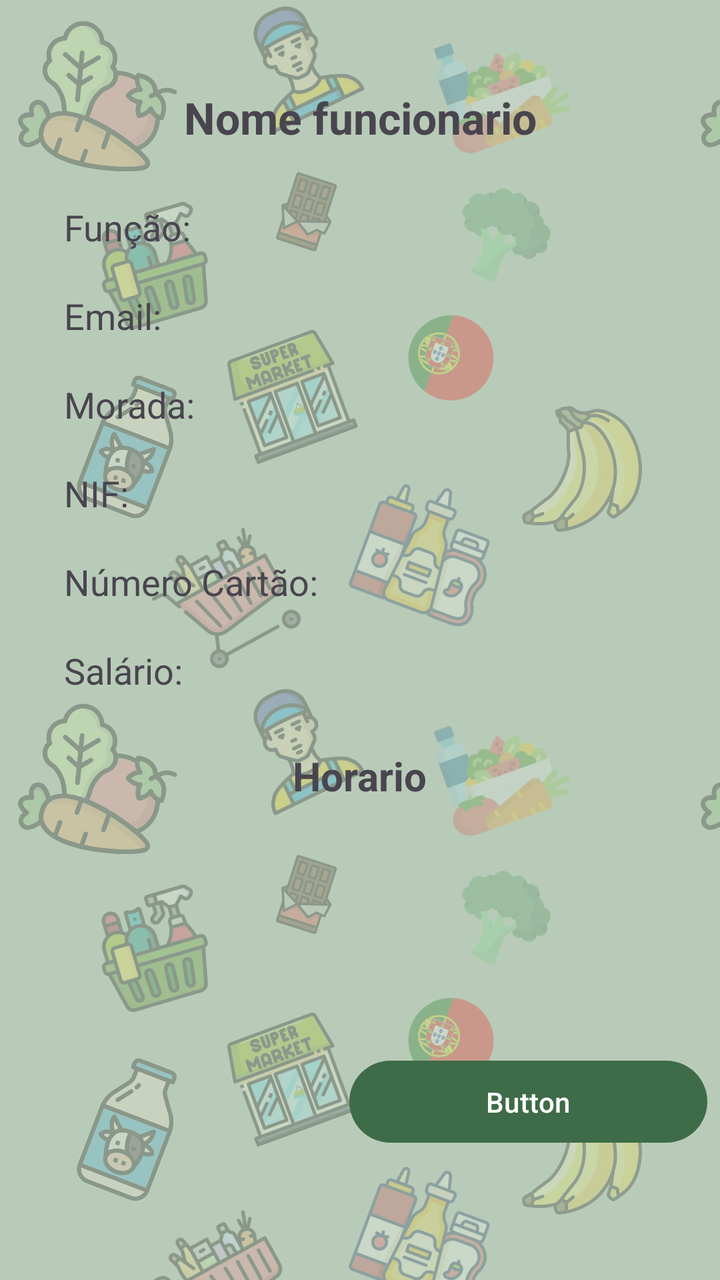
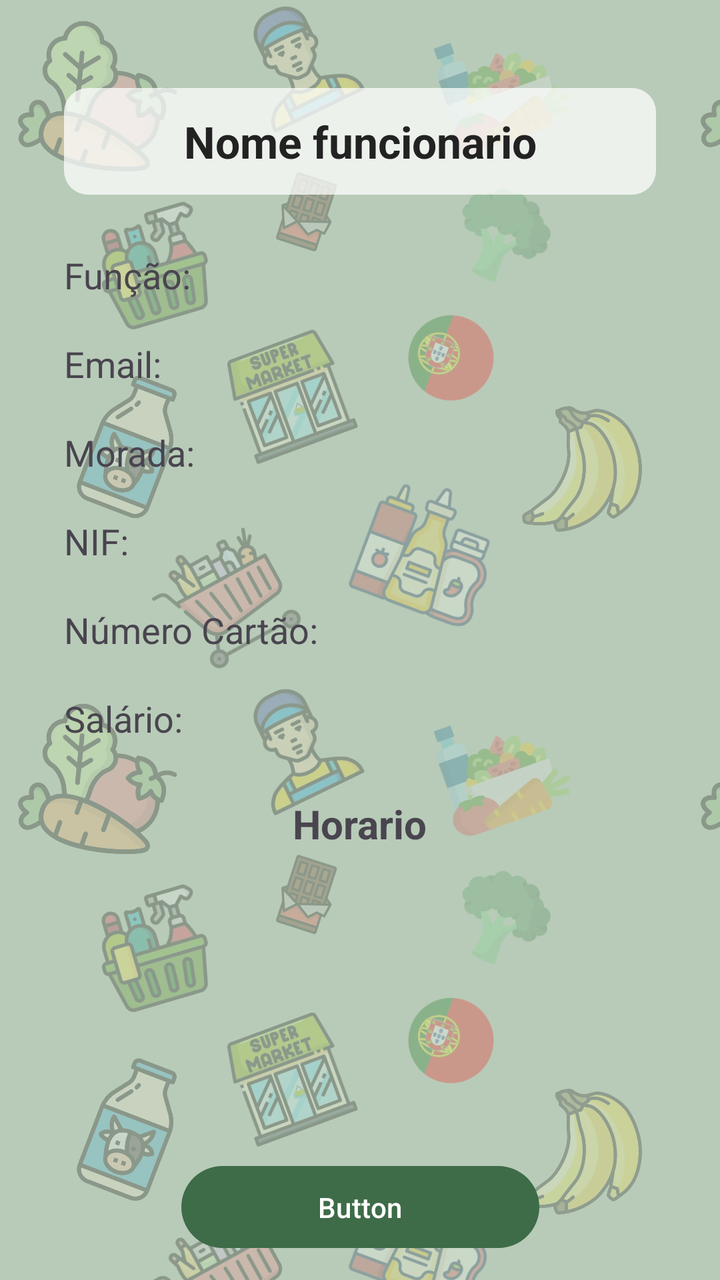

Two renders of the same Android screen: before a commit and after it. Below are the layout's source before the change and the commit's diff.
<!-- AndroidManifest.xml: application theme Theme.ProjectDroid_1220893_1241190 -->
<!-- res/layout/activity_detalhes_funcionario.xml -->
<?xml version="1.0" encoding="utf-8"?>
<androidx.constraintlayout.widget.ConstraintLayout xmlns:android="http://schemas.android.com/apk/res/android"
    xmlns:app="http://schemas.android.com/apk/res-auto"
    xmlns:tools="http://schemas.android.com/tools"
    android:id="@+id/main"
    android:layout_width="match_parent"
    android:layout_height="match_parent"
    tools:context=".ui.DetalhesFuncionario">

    <TextView
        android:id="@+id/nomeFuncionario"
        android:layout_width="0dp"
        android:layout_height="wrap_content"
        android:layout_marginStart="32dp"
        android:layout_marginTop="44dp"
        android:layout_marginEnd="32dp"
        android:gravity="center"
        android:text="Nome funcionario"
        android:textSize="22sp"
        android:textStyle="bold"
        app:layout_constraintEnd_toEndOf="parent"
        app:layout_constraintStart_toStartOf="parent"
        app:layout_constraintTop_toTopOf="parent" />

    <TextView
        android:id="@+id/funcaoFuncionario"
        android:layout_width="0dp"
        android:layout_height="wrap_content"
        android:layout_marginStart="32dp"
        android:layout_marginTop="28dp"
        android:layout_marginEnd="32dp"
        android:text="Função:"
        android:textSize="18sp"
        app:layout_constraintEnd_toEndOf="parent"
        app:layout_constraintStart_toStartOf="parent"
        app:layout_constraintTop_toBottomOf="@+id/nomeFuncionario" />

    <TextView
        android:id="@+id/emailFuncionario"
        android:layout_width="0dp"
        android:layout_height="wrap_content"
        android:layout_marginStart="32dp"
        android:layout_marginTop="20dp"
        android:layout_marginEnd="32dp"
        android:text="Email:"
        android:textSize="18sp"
        app:layout_constraintEnd_toEndOf="parent"
        app:layout_constraintStart_toStartOf="parent"
        app:layout_constraintTop_toBottomOf="@+id/funcaoFuncionario" />

    <TextView
        android:id="@+id/moradaFuncionario"
        android:layout_width="0dp"
        android:layout_height="wrap_content"
        android:layout_marginStart="32dp"
        android:layout_marginTop="20dp"
        android:layout_marginEnd="32dp"
        android:text="Morada:"
        android:textSize="18sp"
        app:layout_constraintEnd_toEndOf="parent"
        app:layout_constraintStart_toStartOf="parent"
        app:layout_constraintTop_toBottomOf="@+id/emailFuncionario" />

    <TextView
        android:id="@+id/nifFuncionario"
        android:layout_width="0dp"
        android:layout_height="wrap_content"
        android:layout_marginStart="32dp"
        android:layout_marginTop="20dp"
        android:layout_marginEnd="32dp"
        android:text="NIF:"
        android:textSize="18sp"
        app:layout_constraintEnd_toEndOf="parent"
        app:layout_constraintStart_toStartOf="parent"
        app:layout_constraintTop_toBottomOf="@+id/moradaFuncionario" />

    <TextView
        android:id="@+id/nCartaoFuncionario"
        android:layout_width="0dp"
        android:layout_height="wrap_content"
        android:layout_marginStart="32dp"
        android:layout_marginTop="20dp"
        android:layout_marginEnd="32dp"
        android:text="Número Cartão:"
        android:textSize="18sp"
        app:layout_constraintEnd_toEndOf="parent"
        app:layout_constraintStart_toStartOf="parent"
        app:layout_constraintTop_toBottomOf="@+id/nifFuncionario" />

    <TextView
        android:id="@+id/salarioFuncionario"
        android:layout_width="0dp"
        android:layout_height="wrap_content"
        android:layout_marginStart="32dp"
        android:layout_marginTop="20dp"
        android:layout_marginEnd="32dp"
        android:text="Salário:"
        android:textSize="18sp"
        app:layout_constraintEnd_toEndOf="parent"
        app:layout_constraintStart_toStartOf="parent"
        app:layout_constraintTop_toBottomOf="@+id/nCartaoFuncionario" />

    <androidx.recyclerview.widget.RecyclerView
        android:id="@+id/rvDetalhesHorarioFunc"
        android:layout_width="413dp"
        android:layout_height="wrap_content"
        android:layout_marginTop="12dp"
        app:layout_constraintBottom_toTopOf="@+id/buttonGoGo"
        app:layout_constraintEnd_toEndOf="parent"
        app:layout_constraintStart_toStartOf="parent"
        app:layout_constraintTop_toBottomOf="@+id/textView3"
        app:layout_constraintVertical_bias="0.1" />

    <Button
        android:id="@+id/buttonGoGo"
        android:layout_width="179dp"
        android:layout_height="49dp"
        android:layout_marginStart="200dp"
        android:layout_marginTop="8dp"
        android:layout_marginEnd="32dp"
        android:layout_marginBottom="12dp"
        android:text="Button"
        app:layout_constraintBottom_toBottomOf="parent"
        app:layout_constraintEnd_toEndOf="parent"
        app:layout_constraintStart_toStartOf="parent"
        app:layout_constraintTop_toBottomOf="@+id/rvDetalhesHorarioFunc" />

    <TextView
        android:id="@+id/textView3"
        android:layout_width="wrap_content"
        android:layout_height="wrap_content"
        android:layout_marginTop="27dp"
        android:text="Horario"
        android:textSize="20sp"
        android:textStyle="bold"
        app:layout_constraintEnd_toEndOf="parent"
        app:layout_constraintStart_toStartOf="parent"
        app:layout_constraintTop_toBottomOf="@+id/salarioFuncionario" />
</androidx.constraintlayout.widget.ConstraintLayout>
<!-- resources referenced by this layout -->
<resources>
  <style name="Theme.ProjectDroid_1220893_1241190" parent="Base.Theme.ProjectDroid_1220893_1241190" />
  <style name="Base.Theme.ProjectDroid_1220893_1241190" parent="Theme.Material3.DayNight.NoActionBar">
          
          <item name="android:windowBackground">@drawable/fundo_supermercado</item>
  
          
          <item name="colorPrimary">@color/verde_botao</item>
          <item name="colorOnPrimary">@color/white</item>
          <item name="colorPrimaryContainer">@color/verde_botao</item>
  
          
          <item name="editTextStyle">@style/fundoElementosLayout</item>
          <item name="spinnerStyle">@style/fundoElementosLayout</item>
  
  
  
      </style>
  <!-- drawable fundo_supermercado (drawable) -->
  <?xml version="1.0" encoding="utf-8"?>
  <bitmap xmlns:android="http://schemas.android.com/apk/res/android"
      android:src="@drawable/padrao_fundo"
      android:tileMode="repeat" />
  <color name="verde_botao">#3E6B48</color>
  <color name="white">#FFFFFFFF</color>
  <style name="fundoElementosLayout" parent="Widget.AppCompat.EditText">
          <item name="android:background">@drawable/fundo_edittext</item>
          <item name="android:padding">12dp</item>
          <item name="android:textColor">#222222</item>
          <item name="android:textColorHint">#6B6B6B</item>
      </style>
  <!-- drawable padrao_fundo: png bitmap (drawable-nodpi, 387805 bytes) -->
  <!-- drawable fundo_edittext (drawable) -->
  <?xml version="1.0" encoding="utf-8"?>
  <shape xmlns:android="http://schemas.android.com/apk/res/android"
      android:shape="rectangle">
      <solid android:color="#BCFFFFFF" />
      <corners android:radius="12dp" />
  </shape>
</resources>

<!-- the commit's change to res/layout/activity_detalhes_funcionario.xml (unified diff, before → after) -->
@@ -9,6 +9,7 @@
 
     <TextView
         android:id="@+id/nomeFuncionario"
+        style="@style/TextoComFundo"
         android:layout_width="0dp"
         android:layout_height="wrap_content"
         android:layout_marginStart="32dp"
@@ -100,31 +101,6 @@
         app:layout_constraintStart_toStartOf="parent"
         app:layout_constraintTop_toBottomOf="@+id/nCartaoFuncionario" />
 
-    <androidx.recyclerview.widget.RecyclerView
-        android:id="@+id/rvDetalhesHorarioFunc"
-        android:layout_width="413dp"
-        android:layout_height="wrap_content"
-        android:layout_marginTop="12dp"
-        app:layout_constraintBottom_toTopOf="@+id/buttonGoGo"
-        app:layout_constraintEnd_toEndOf="parent"
-        app:layout_constraintStart_toStartOf="parent"
-        app:layout_constraintTop_toBottomOf="@+id/textView3"
-        app:layout_constraintVertical_bias="0.1" />
-
-    <Button
-        android:id="@+id/buttonGoGo"
-        android:layout_width="179dp"
-        android:layout_height="49dp"
-        android:layout_marginStart="200dp"
-        android:layout_marginTop="8dp"
-        android:layout_marginEnd="32dp"
-        android:layout_marginBottom="12dp"
-        android:text="Button"
-        app:layout_constraintBottom_toBottomOf="parent"
-        app:layout_constraintEnd_toEndOf="parent"
-        app:layout_constraintStart_toStartOf="parent"
-        app:layout_constraintTop_toBottomOf="@+id/rvDetalhesHorarioFunc" />
-
     <TextView
         android:id="@+id/textView3"
         android:layout_width="wrap_content"
@@ -136,4 +112,27 @@
         app:layout_constraintEnd_toEndOf="parent"
         app:layout_constraintStart_toStartOf="parent"
         app:layout_constraintTop_toBottomOf="@+id/salarioFuncionario" />
+
+    <androidx.recyclerview.widget.RecyclerView
+        android:id="@+id/rvDetalhesHorarioFunc"
+        android:layout_width="0dp"
+        android:layout_height="0dp"
+        android:layout_marginStart="8dp"
+        android:layout_marginTop="8dp"
+        android:layout_marginEnd="8dp"
+        android:layout_marginBottom="8dp"
+        app:layout_constraintBottom_toTopOf="@+id/buttonGoGo"
+        app:layout_constraintEnd_toEndOf="parent"
+        app:layout_constraintStart_toStartOf="parent"
+        app:layout_constraintTop_toBottomOf="@+id/textView3" />
+
+    <Button
+        android:id="@+id/buttonGoGo"
+        android:layout_width="179dp"
+        android:layout_height="49dp"
+        android:layout_marginBottom="12dp"
+        android:text="Button"
+        app:layout_constraintBottom_toBottomOf="parent"
+        app:layout_constraintEnd_toEndOf="parent"
+        app:layout_constraintStart_toStartOf="parent" />
 </androidx.constraintlayout.widget.ConstraintLayout>
<!-- resource entries referenced after the edit -->
@@ -1,5 +1,10 @@
 <!-- resources referenced by this layout -->
 <resources>
+  <style name="TextoComFundo" parent="Widget.AppCompat.TextView">
+          <item name="android:background">@drawable/fundo_edittext</item>
+          <item name="android:padding">12dp</item>
+          <item name="android:textColor">#222222</item>
+      </style>
   <style name="Theme.ProjectDroid_1220893_1241190" parent="Base.Theme.ProjectDroid_1220893_1241190" />
   <style name="Base.Theme.ProjectDroid_1220893_1241190" parent="Theme.Material3.DayNight.NoActionBar">
           
